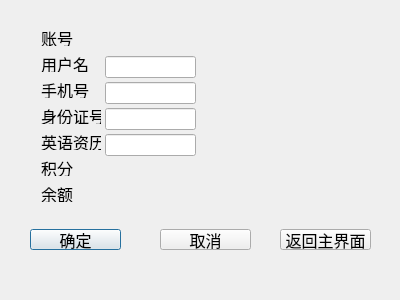
Qt form userinfoedit.ui (ljy9912/summer) before a commit.
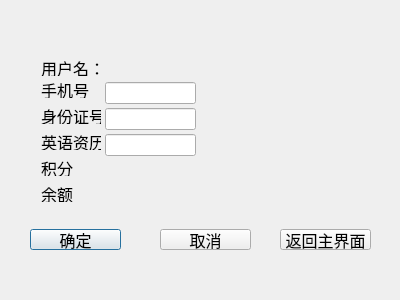
The same form after that commit.

```diff
--- a/userinfoedit.ui
+++ b/userinfoedit.ui
@@ -94,8 +94,8 @@
    <property name="geometry">
     <rect>
      <x>41</x>
-     <y>30</y>
-     <width>36</width>
+     <y>60</y>
+     <width>111</width>
      <height>16</height>
     </rect>
    </property>
@@ -106,7 +106,7 @@
     </font>
    </property>
    <property name="text">
-    <string>账号：</string>
+    <string>用户名：</string>
    </property>
   </widget>
   <widget class="QPushButton" name="canclBtn">
@@ -128,16 +128,6 @@
     <string>取消</string>
    </property>
   </widget>
-  <widget class="QLineEdit" name="nameEdit">
-   <property name="geometry">
-    <rect>
-     <x>105</x>
-     <y>56</y>
-     <width>91</width>
-     <height>22</height>
-    </rect>
-   </property>
-  </widget>
   <widget class="QLabel" name="IDNum">
    <property name="geometry">
     <rect>
@@ -186,25 +176,6 @@
     </rect>
    </property>
   </widget>
-  <widget class="QLabel" name="name">
-   <property name="geometry">
-    <rect>
-     <x>41</x>
-     <y>56</y>
-     <width>48</width>
-     <height>16</height>
-    </rect>
-   </property>
-   <property name="font">
-    <font>
-     <family>Arial</family>
-     <pointsize>12</pointsize>
-    </font>
-   </property>
-   <property name="text">
-    <string>用户名：</string>
-   </property>
-  </widget>
   <widget class="QLabel" name="phoneNum">
    <property name="geometry">
     <rect>
```
